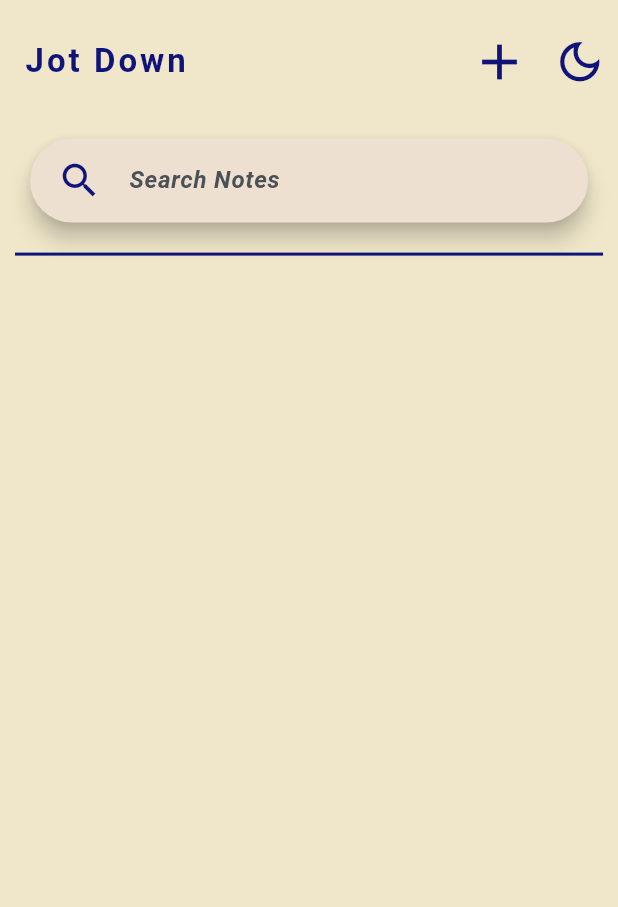
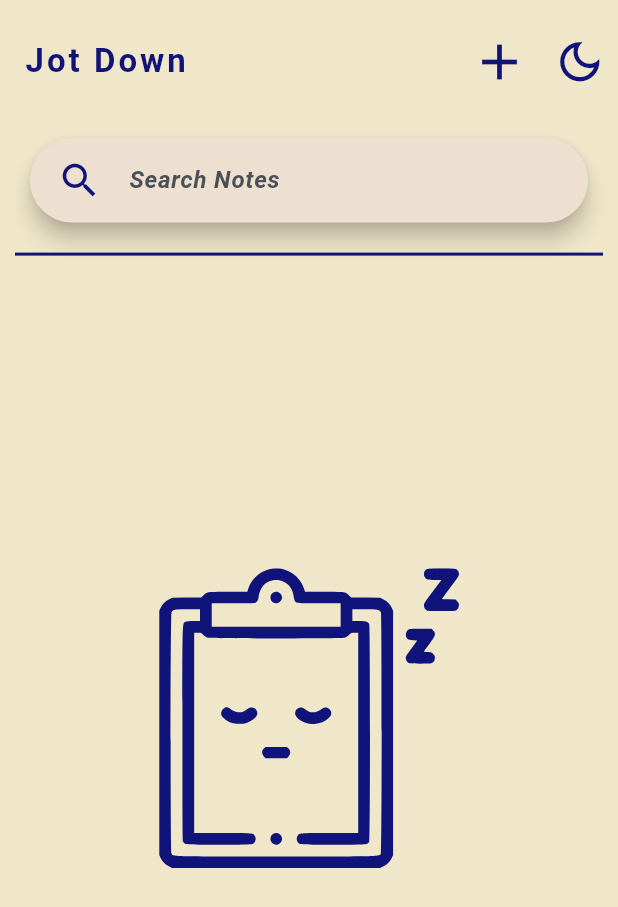
Before and after one commit to kaleabSolomon/jotdown, a Flutter app: the screen it shows after launch, on a phone screen of 412 x 824 dp. Shown: the top 907 px of the screen. Run offline on Flutter 3.47's test engine with Material 3 defaults, Android fonts, the phone set to English and light mode, and no system bars; our stand-ins replace flutter_svg, hive, hive_flutter; accounts and stored records are empty.

```diff
--- a/lib/pages/home_page.dart
+++ b/lib/pages/home_page.dart
@@ -1,4 +1,5 @@
 import 'package:flutter/material.dart';
+import 'package:flutter_svg/flutter_svg.dart';
 import 'package:hive/hive.dart';
 import 'package:jotdown/model/note.dart';
 import 'package:jotdown/pages/add_note_page.dart';
@@ -68,7 +69,13 @@ class _HomePageState extends State<HomePage> {
                 child: Center(
                     child: SizedBox(
                   height: MediaQuery.of(context).size.height * 0.7,
-                  child: ListView.builder(
+                  child: notes.isEmpty
+                      ? SvgPicture.asset(
+                          "assets/no_notes.svg",
+                          height: 200,
+                          color: Theme.of(context).colorScheme.primary,
+                        )
+                      : ListView.builder(
                           itemCount: notes.length,
                           itemBuilder: (BuildContext context, int index) {
                             return GestureDetector(
--- a/pubspec.yaml
+++ b/pubspec.yaml
@@ -38,6 +38,7 @@ dependencies:
   hive: ^2.2.3
   hive_flutter: ^1.1.0
   intl: ^0.19.0
+  flutter_svg: ^2.0.9
 
 dev_dependencies:
   flutter_test:
@@ -66,6 +67,7 @@ flutter:
   assets:
     - assets/logo.png
     - assets/logo-light.png
+    - assets/no_notes.svg
   #   - images/a_dot_ham.jpeg
 
   # An image asset can refer to one or more resolution-specific "variants", see
```
Also changed, not shown: assets/no_notes.svg (added), pubspec.lock. Lines whose indentation alone changed are shown as unchanged.
